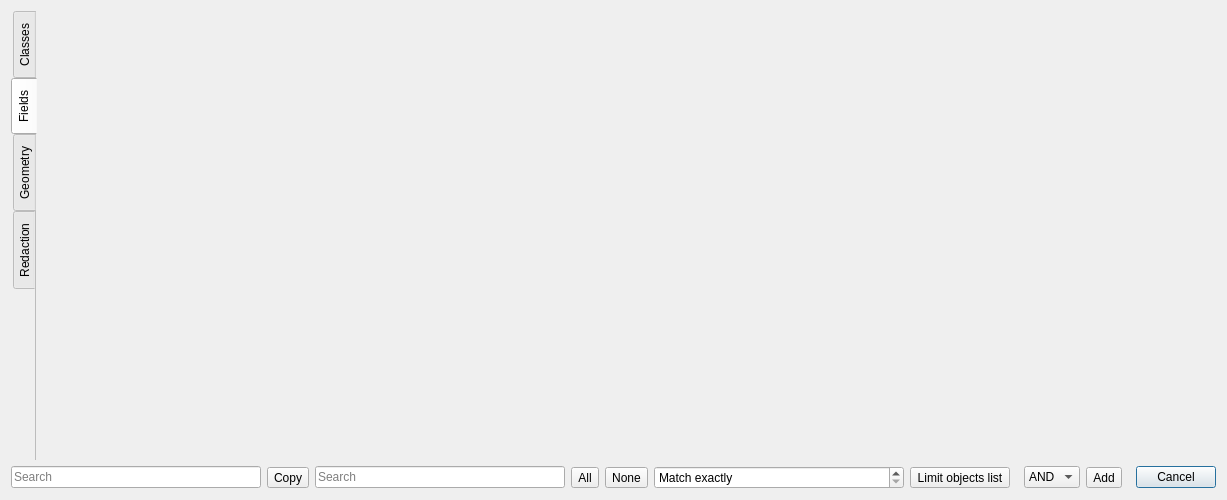
Above: filterdialog.ui from Kuszki/EW-Database before the change. Below: the same form after it.
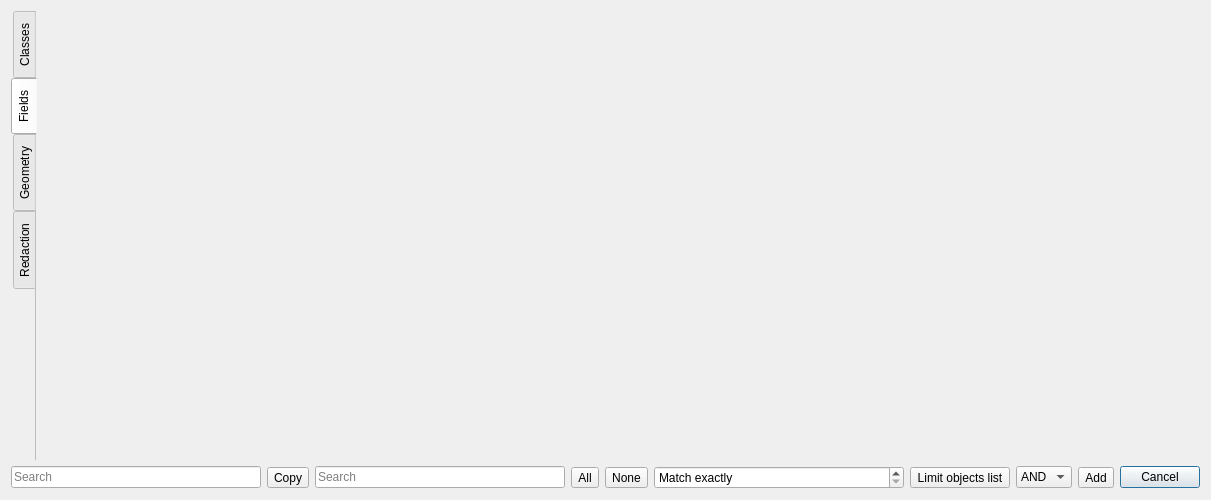
That is the form after the change. Icons and pictures are not drawn.

Diff of the .ui file:
```diff
--- a/filterdialog.ui
+++ b/filterdialog.ui
@@ -6,7 +6,7 @@
    <rect>
     <x>0</x>
     <y>0</y>
-    <width>1227</width>
+    <width>1200</width>
     <height>500</height>
    </rect>
   </property>
@@ -81,7 +81,7 @@
            <rect>
             <x>0</x>
             <y>0</y>
-            <width>1166</width>
+            <width>1139</width>
             <height>433</height>
            </rect>
           </property>
```
Left out of the diff: 6 changed lines with no effect on the pictures.
